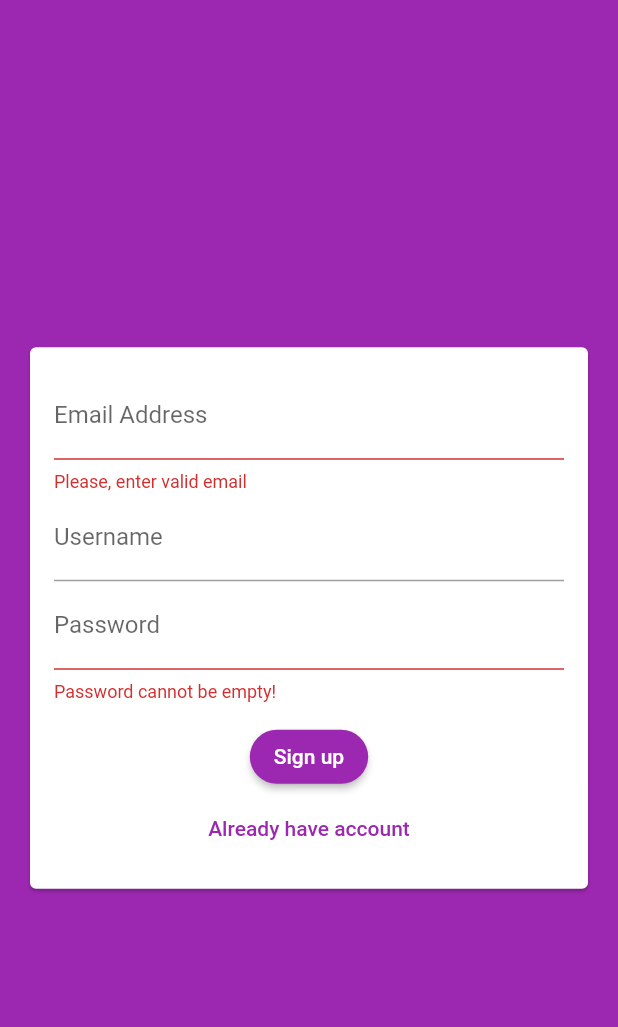
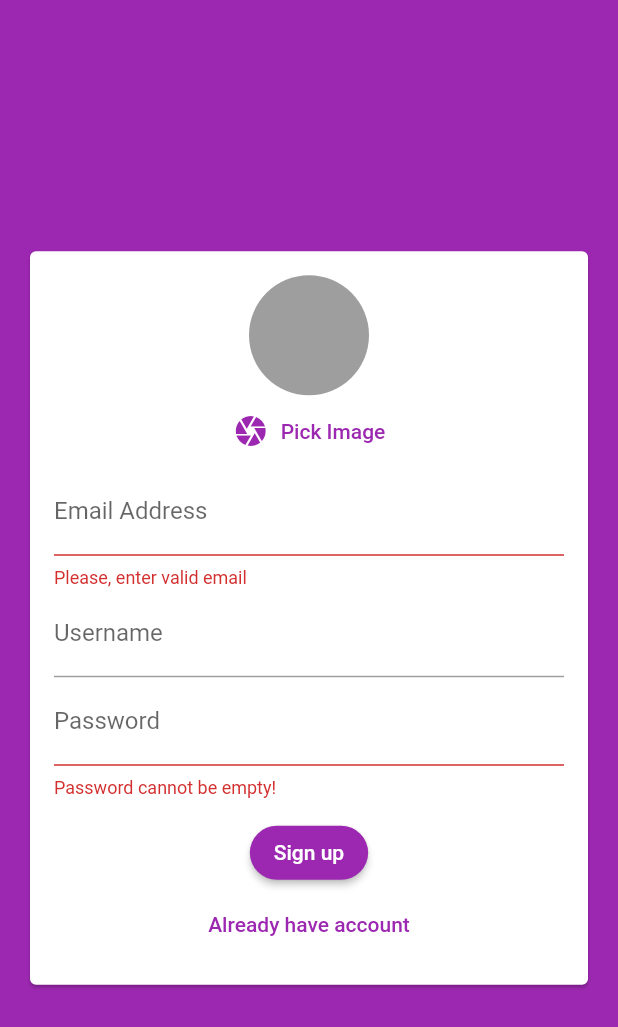
Before and after one commit to rafliandreansyah/chat_app, a Flutter app: the screen it shows after launch, after a tap on "Login", after a tap on "Create new account", on a phone screen of 412 x 824 dp. Shown: the top 1027 px of the screen. Run offline on Flutter 3.47's test engine with Material 2 defaults, Android fonts, the phone set to English and light mode, and no system bars; our stand-ins replace cloud_firestore, firebase_auth, firebase_core, image_picker; accounts and stored records are empty.

Commit message:
add pick image widget

```diff
--- a/lib/widget/auth/auth_form.dart
+++ b/lib/widget/auth/auth_form.dart
@@ -1,4 +1,8 @@
+import 'dart:io';
+
 import 'package:flutter/material.dart';
+
+import '../pick_image/user_pick_image.dart';
 
 class AuthForm extends StatefulWidget {
   var _isLoading;
@@ -17,6 +21,7 @@ class _AuthFormState extends State<AuthForm> {
   String _userName = '';
   String _password = '';
   bool _isLogin = true;
+  File? _imgFile;
 
   void _submit() {
     var isValid = _formKey.currentState!.validate();
@@ -44,6 +49,7 @@ class _AuthFormState extends State<AuthForm> {
               child: Column(
                 mainAxisSize: MainAxisSize.min,
                 children: [
+                  if (!_isLogin) UserPickImage(),
                   TextFormField(
                       key: const ValueKey('email'),
                       validator: (value) {
--- /dev/null
+++ b/lib/widget/pick_image/user_pick_image.dart
@@ -0,0 +1,42 @@
+import 'dart:io';
+
+import 'package:flutter/material.dart';
+import 'package:image_picker/image_picker.dart';
+
+class UserPickImage extends StatefulWidget {
+  const UserPickImage({Key? key}) : super(key: key);
+
+  @override
+  State<UserPickImage> createState() => _UserPickImageState();
+}
+
+class _UserPickImageState extends State<UserPickImage> {
+  File? _imgFile;
+
+  void _pickImage() async {
+    final _pick = ImagePicker();
+
+    final imageData = await _pick.pickImage(source: ImageSource.camera);
+    setState(() {
+      _imgFile = File(imageData!.path);
+    });
+  }
+
+  @override
+  Widget build(BuildContext context) {
+    return Column(
+      children: [
+        CircleAvatar(
+          backgroundColor: Colors.grey,
+          backgroundImage: _imgFile != null ? FileImage(_imgFile!) : null,
+          radius: 40,
+        ),
+        TextButton.icon(
+          onPressed: _pickImage,
+          icon: Icon(Icons.camera),
+          label: Text('Pick Image'),
+        ),
+      ],
+    );
+  }
+}
```
